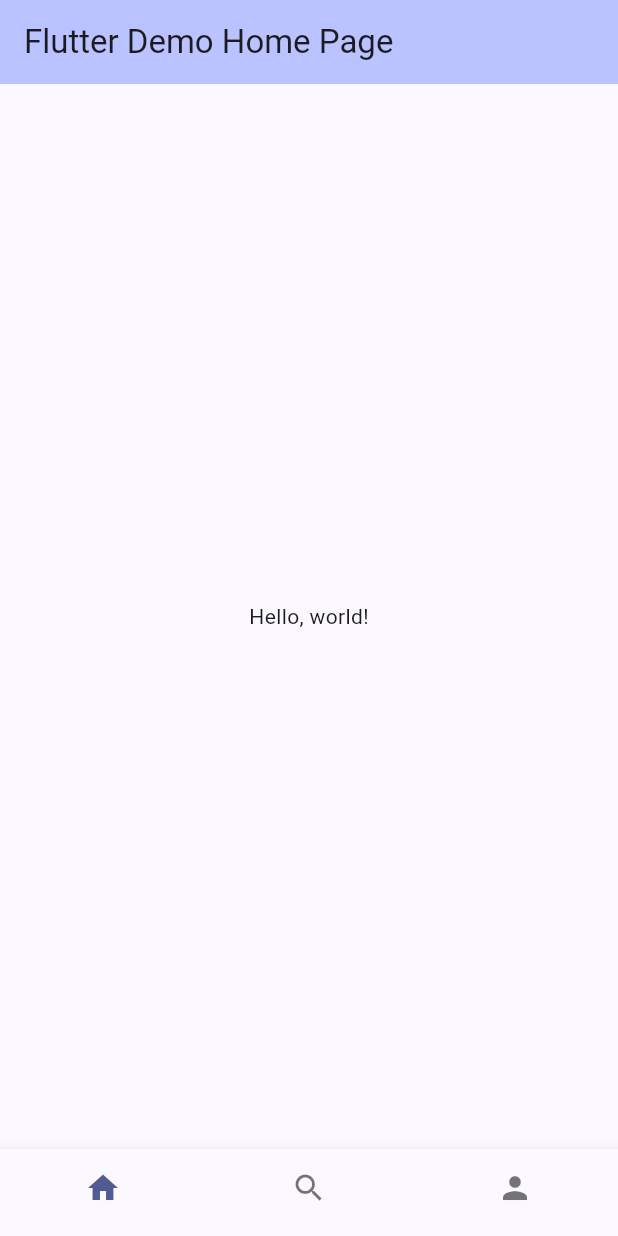
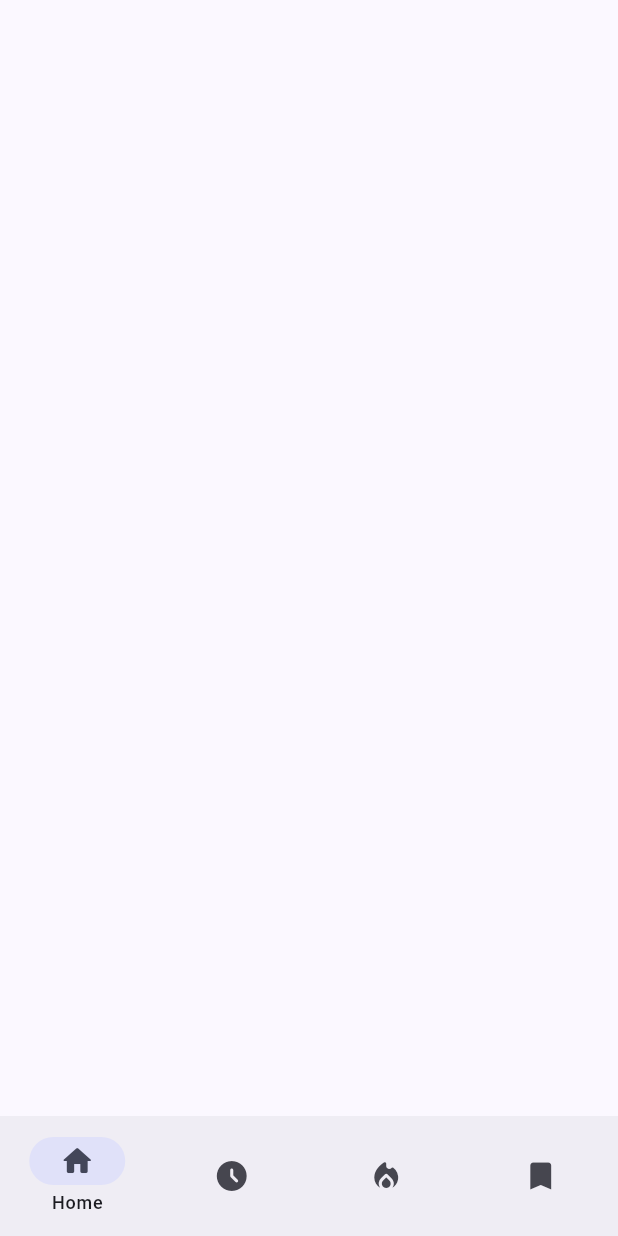
Before and after one commit to Xelame/JustWatchLike, a Flutter app: the screen it shows after launch, on a phone screen of 412 x 824 dp. Run offline on Flutter 3.47's test engine with Material 3 defaults, Android fonts, the phone set to English and light mode, and no system bars; our stand-ins replace flutter_riverpod.

Commit message:
Add riverpod to acces external value :)

```diff
--- a/lib/NavBar/navbar.dart
+++ /dev/null
@@ -1,36 +0,0 @@
-import 'package:flutter/material.dart';
-
-/// Flutter code sample for [NavigationBar].
-class NavigationExample extends StatefulWidget {
-  const NavigationExample({super.key});
-
-  @override
-  State<NavigationExample> createState() => _NavigationExampleState();
-}
-
-class _NavigationExampleState extends State<NavigationExample> {
-  int currentPageIndex = 0;
-
-  @override
-  Widget build(BuildContext context) {
-    return BottomNavigationBar(
-      type: BottomNavigationBarType.fixed,
-      currentIndex: currentPageIndex,
-      onTap: (int index) {
-        setState(() {
-          currentPageIndex = index;
-        });
-      },
-      showSelectedLabels: false,
-      showUnselectedLabels: false,
-      items: const <BottomNavigationBarItem>[
-        BottomNavigationBarItem(
-          icon: Icon(Icons.home),
-          label: 'Home',
-        ),
-        BottomNavigationBarItem(icon: Icon(Icons.search), label: 'Search'),
-        BottomNavigationBarItem(icon: Icon(Icons.person), label: 'Profile'),
-      ],
-    );
-  }
-}
--- /dev/null
+++ b/lib/NavBar/navigation_menu.dart
@@ -0,0 +1,41 @@
+import 'package:flutter/material.dart';
+import 'package:flutter_riverpod/flutter_riverpod.dart';
+
+final destinationStateProvider = StateProvider<int>((ref) => 0);
+
+/// Flutter code sample for [NavigationBar].
+class NavigationMenu extends ConsumerWidget {
+  const NavigationMenu({super.key});
+
+  @override
+  Widget build(BuildContext context, WidgetRef ref) {
+    int selectedIndex = ref.watch(destinationStateProvider);
+    return Scaffold(
+      bottomNavigationBar: NavigationBar(
+        selectedIndex: selectedIndex,
+        onDestinationSelected: (int index) => {
+          ref.read(destinationStateProvider.notifier).state = index,
+        },
+        labelBehavior: NavigationDestinationLabelBehavior.onlyShowSelected,
+        destinations: const <NavigationDestination>[
+          NavigationDestination(
+            icon: Icon(Icons.home_rounded),
+            label: 'Home',
+          ),
+          NavigationDestination(
+            icon: Icon(Icons.access_time_filled_rounded),
+            label: 'Waiting',
+          ),
+          NavigationDestination(
+            icon: Icon(Icons.local_fire_department_rounded),
+            label: 'Popular',
+          ),
+          NavigationDestination(
+            icon: Icon(Icons.bookmark_rounded),
+            label: 'WatchList',
+          ),
+        ],
+      ),
+    );
+  }
+}
--- a/lib/main.dart
+++ b/lib/main.dart
@@ -1,9 +1,15 @@
 import 'package:flutter/material.dart';
-import 'package:just_watch_like/NavBar/navbar.dart';
+import 'package:flutter_riverpod/flutter_riverpod.dart';
+import 'package:just_watch_like/NavBar/navigation_menu.dart';
 
 void main() {
-  runApp(const MyApp());
+  runApp(
+    const ProviderScope(
+      child: MyApp(),
+    ),
+  );
 }
+
 
 class MyApp extends StatelessWidget {
   const MyApp({super.key});
@@ -70,21 +76,6 @@ class _MyHomePageState extends State<MyHomePage> {
     // The Flutter framework has been optimized to make rerunning build methods
     // fast, so that you can just rebuild anything that needs updating rather
     // than having to individually change instances of widgets.
-    return Scaffold(
-      appBar: AppBar(
-        // TRY THIS: Try changing the color here to a specific color (to
-        // Colors.amber, perhaps?) and trigger a hot reload to see the AppBar
-        // change color while the other colors stay the same.
-        backgroundColor: Theme.of(context).colorScheme.inversePrimary,
-        // Here we take the value from the MyHomePage object that was created by
-        // the App.build method, and use it to set our appbar title.
-        title: Text(widget.title),
-      ),
-      body: const Scaffold(
-          body: Center(
-            child: Text('Hello, world!'),
-          ),
-          bottomNavigationBar: NavigationExample()),
-    );
+    return const NavigationMenu();
   }
 }
--- a/pubspec.yaml
+++ b/pubspec.yaml
@@ -35,6 +35,7 @@ dependencies:
   # The following adds the Cupertino Icons font to your application.
   # Use with the CupertinoIcons class for iOS style icons.
   cupertino_icons: ^1.0.2
+  flutter_riverpod: ^2.4.9
 
 dev_dependencies:
   flutter_test:
```
